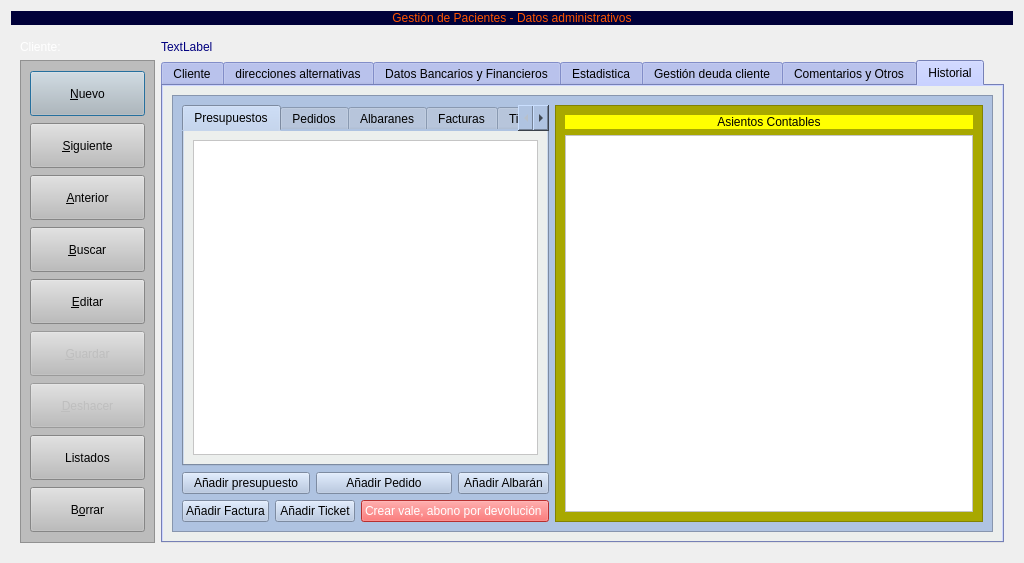
Above: Zona_Pacientes/frmClientes.ui from arcnexus/RedFoX before the change. Below: the same form after it.
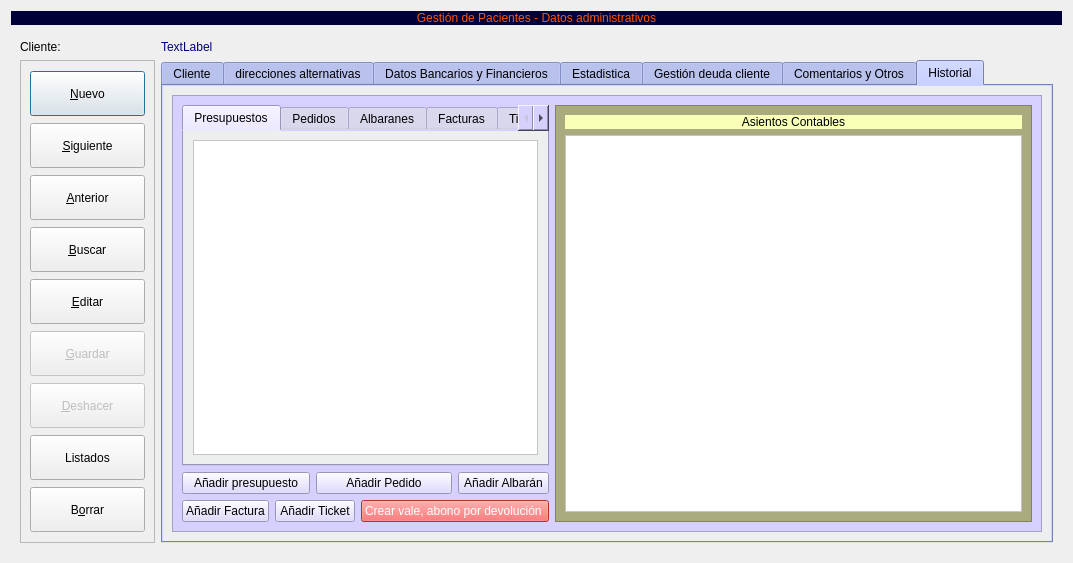
That is the form after the change. The open tabs and pages were chosen to show the change. Icons and pictures are not drawn. Custom widgets are drawn as their Qt base class.

What changed in the file:
```diff
--- a/Zona_Pacientes/frmClientes.ui
+++ b/Zona_Pacientes/frmClientes.ui
@@ -9,7 +9,7 @@
    <rect>
     <x>0</x>
     <y>0</y>
-    <width>1024</width>
+    <width>1073</width>
     <height>563</height>
    </rect>
   </property>
@@ -48,9 +48,6 @@
       <layout class="QGridLayout" name="gridLayout_27">
        <item row="0" column="0">
         <widget class="QLabel" name="label_40">
-         <property name="styleSheet">
-          <string notr="true">color: rgb(255, 255, 255);</string>
-         </property>
          <property name="text">
           <string>Cliente:</string>
          </property>
@@ -86,10 +83,6 @@
            <height>16777215</height>
           </size>
          </property>
-         <property name="styleSheet">
-          <string notr="true">background-color: rgb(188, 188, 188);
-</string>
-         </property>
          <property name="frameShape">
           <enum>QFrame::StyledPanel</enum>
          </property>
@@ -3464,7 +3457,7 @@
               </size>
              </property>
              <property name="styleSheet">
-              <string notr="true">background-color: rgb(175,195,225);</string>
+              <string notr="true">background-color: rgb(214, 208, 255);</string>
              </property>
              <property name="frameShape">
               <enum>QFrame::StyledPanel</enum>
@@ -3496,9 +3489,9 @@
                    <colorrole role="Button">
                     <brush brushstyle="SolidPattern">
                      <color alpha="255">
-                      <red>175</red>
-                      <green>195</green>
-                      <blue>225</blue>
+                      <red>214</red>
+                      <green>208</green>
+                      <blue>255</blue>
                      </color>
                     </brush>
                    </colorrole>
@@ -3568,18 +3561,18 @@
                    <colorrole role="Base">
                     <brush brushstyle="SolidPattern">
                      <color alpha="255">
-                      <red>175</red>
-                      <green>195</green>
-                      <blue>225</blue>
+                      <red>214</red>
+                      <green>208</green>
+                      <blue>255</blue>
                      </color>
                     </brush>
                    </colorrole>
                    <colorrole role="Window">
                     <brush brushstyle="SolidPattern">
                      <color alpha="255">
-                      <red>175</red>
-                      <green>195</green>
-                      <blue>225</blue>
+                      <red>214</red>
+                      <green>208</green>
+                      <blue>255</blue>
                      </color>
                     </brush>
                    </colorrole>
@@ -3633,9 +3626,9 @@
                    <colorrole role="Button">
                     <brush brushstyle="SolidPattern">
                      <color alpha="255">
-                      <red>175</red>
-                      <green>195</green>
-                      <blue>225</blue>
+                      <red>214</red>
+                      <green>208</green>
+                      <blue>255</blue>
                      </color>
                     </brush>
                    </colorrole>
@@ -3705,18 +3698,18 @@
                    <colorrole role="Base">
                     <brush brushstyle="SolidPattern">
                      <color alpha="255">
-                      <red>175</red>
-                      <green>195</green>
-                      <blue>225</blue>
+                      <red>214</red>
+                      <green>208</green>
+                      <blue>255</blue>
                      </color>
                     </brush>
                    </colorrole>
                    <colorrole role="Window">
                     <brush brushstyle="SolidPattern">
                      <color alpha="255">
-                      <red>175</red>
-                      <green>195</green>
-                      <blue>225</blue>
+                      <red>214</red>
+                      <green>208</green>
+                      <blue>255</blue>
                      </color>
                     </brush>
                    </colorrole>
@@ -3770,9 +3763,9 @@
                    <colorrole role="Button">
                     <brush brushstyle="SolidPattern">
                      <color alpha="255">
-                      <red>175</red>
-                      <green>195</green>
-                      <blue>225</blue>
+                      <red>214</red>
+                      <green>208</green>
+                      <blue>255</blue>
                      </color>
                     </brush>
                    </colorrole>
@@ -3842,18 +3835,18 @@
                    <colorrole role="Base">
                     <brush brushstyle="SolidPattern">
                      <color alpha="255">
-                      <red>175</red>
-                      <green>195</green>
-                      <blue>225</blue>
+                      <red>214</red>
+                      <green>208</green>
+                      <blue>255</blue>
                      </color>
                     </brush>
                    </colorrole>
                    <colorrole role="Window">
                     <brush brushstyle="SolidPattern">
                      <color alpha="255">
-                      <red>175</red>
-                      <green>195</green>
-                      <blue>225</blue>
+                      <red>214</red>
+                      <green>208</green>
+                      <blue>255</blue>
                      </color>
                     </brush>
                    </colorrole>
@@ -4053,7 +4046,7 @@
                  </size>
                 </property>
                 <property name="styleSheet">
-                 <string notr="true">background-color: rgb(168, 168, 0);</string>
+                 <string notr="true">background-color: rgb(170, 170, 127);</string>
                 </property>
                 <property name="frameShape">
                  <enum>QFrame::StyledPanel</enum>
@@ -4074,7 +4067,7 @@
                  <item row="0" column="0">
                   <widget class="QLabel" name="label_10">
                    <property name="styleSheet">
-                    <string notr="true">background-color: rgb(255, 255, 0);</string>
+                    <string notr="true">background-color: rgb(248, 255, 183);</string>
                    </property>
                    <property name="text">
                     <string>Asientos Contables</string>
```
Left out of the diff: 185 changed lines with no effect on the pictures.
